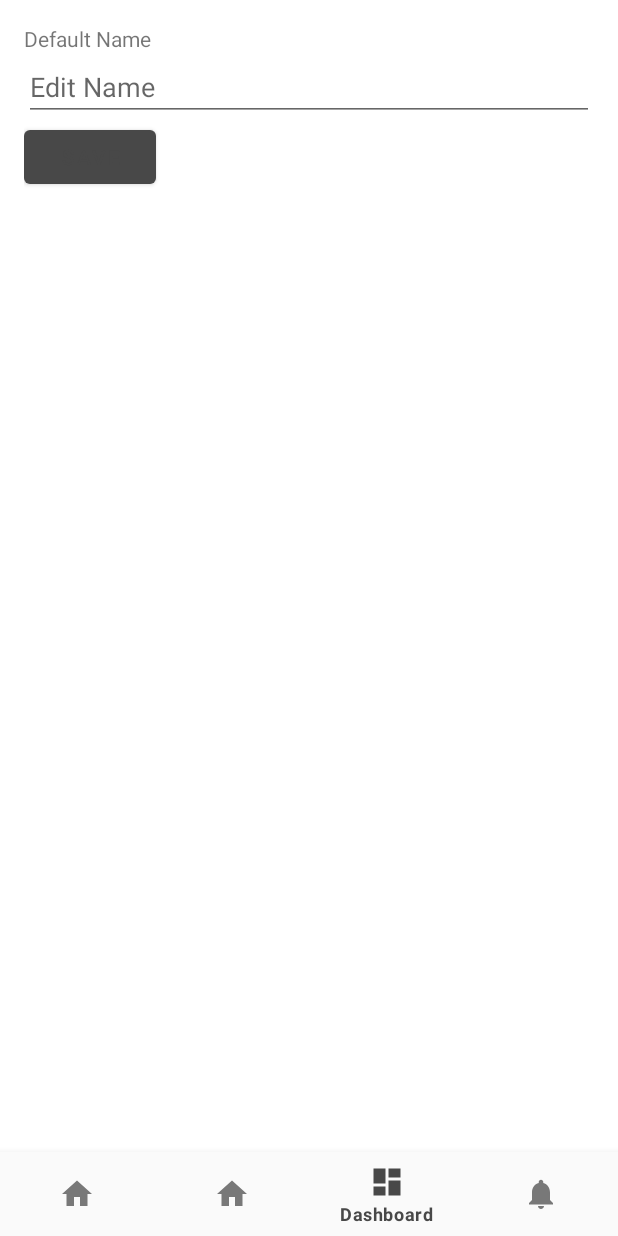
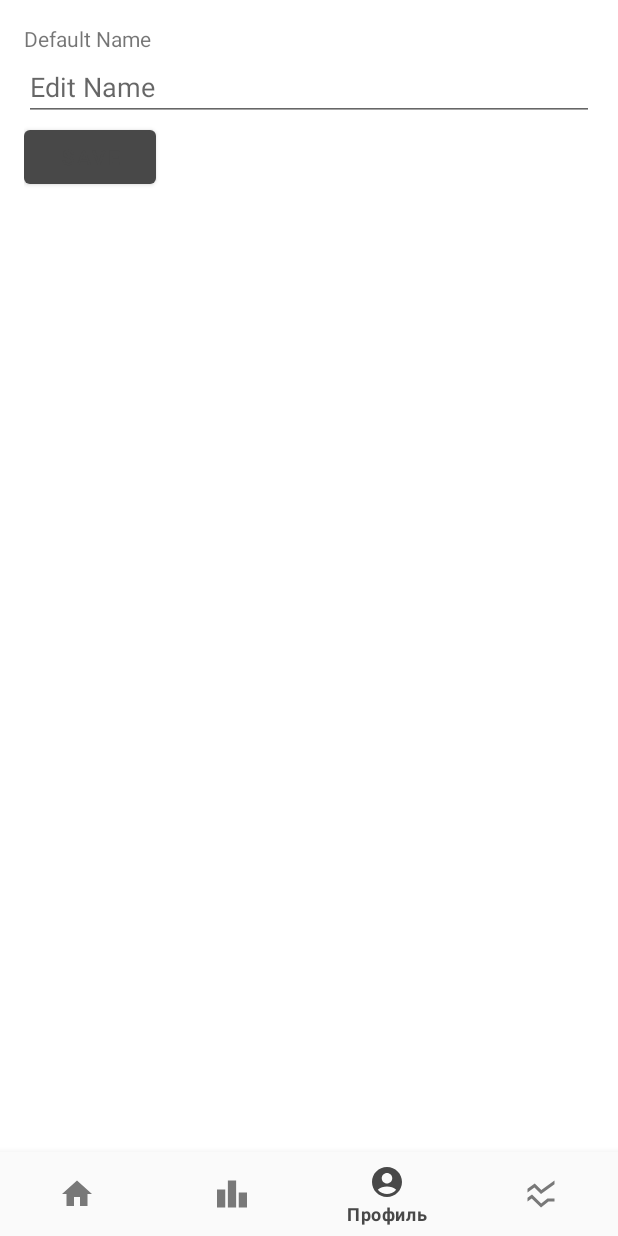
Before and after one commit to 7xz7/sportsman-ai, an Android app: the screen it shows after launch (MainActivity), item 3 of the bottom bar chosen, on a phone screen of 412 x 824 dp. Run offline under Robolectric (Android 15) with nearby library versions, the light colour scheme and no system bars; our stand-ins replace Firebase (no records; nobody signed in at launch, a user with empty details on screens opened directly), data binding, navigation-ui; Roboto replaces fonts that are not available here; 7 statements that could not run were skipped.

```diff
--- a/app/src/main/java/com/mnemocon/sportsman/ai/CountingStopped.kt
+++ b/app/src/main/java/com/mnemocon/sportsman/ai/CountingStopped.kt
@@ -46,8 +46,8 @@ class CountingStopped : Fragment() {
             findNavController().navigateUp()
         }
 
-        binding.pushup.text = pushups.toString()  + " " + getString(R.string.squats_count)
-        binding.squat.text = squats.toString() + " " + getString(R.string.pushups_count)
+        binding.pushup.text = pushups.toString()  + " " + getString(R.string.pushups_count)
+        binding.squat.text = squats.toString() + " " + getString(R.string.squats_count)
         binding.time.text = getTime()
 
         return binding.root
--- /dev/null
+++ b/app/src/main/res/drawable/baseline_account_circle_24.xml
@@ -0,0 +1,5 @@
+<vector android:height="24dp" android:tint="#000000"
+    android:viewportHeight="24" android:viewportWidth="24"
+    android:width="24dp" xmlns:android="http://schemas.android.com/apk/res/android">
+    <path android:fillColor="@android:color/white" android:pathData="M12,2C6.48,2 2,6.48 2,12s4.48,10 10,10s10,-4.48 10,-10S17.52,2 12,2zM12,6c1.93,0 3.5,1.57 3.5,3.5S13.93,13 12,13s-3.5,-1.57 -3.5,-3.5S10.07,6 12,6zM12,20c-2.03,0 -4.43,-0.82 -6.14,-2.88C7.55,15.8 9.68,15 12,15s4.45,0.8 6.14,2.12C16.43,19.18 14.03,20 12,20z"/>
+</vector>
--- /dev/null
+++ b/app/src/main/res/drawable/baseline_leaderboard_24.xml
@@ -0,0 +1,5 @@
+<vector android:height="24dp" android:tint="#000000"
+    android:viewportHeight="24" android:viewportWidth="24"
+    android:width="24dp" xmlns:android="http://schemas.android.com/apk/res/android">
+    <path android:fillColor="@android:color/white" android:pathData="M7.5,21H2V9h5.5V21zM14.75,3h-5.5v18h5.5V3zM22,11h-5.5v10H22V11z"/>
+</vector>
--- /dev/null
+++ b/app/src/main/res/drawable/baseline_ssid_chart_24.xml
@@ -0,0 +1,5 @@
+<vector android:height="24dp" android:tint="#000000"
+    android:viewportHeight="24" android:viewportWidth="24"
+    android:width="24dp" xmlns:android="http://schemas.android.com/apk/res/android">
+    <path android:fillColor="@android:color/white" android:pathData="M21,5.47L12,12L7.62,7.62L3,11V8.52L7.83,5l4.38,4.38L21,3L21,5.47zM21,15h-4.7l-4.17,3.34L6,12.41l-3,2.13L3,17l2.8,-2l6.2,6l5,-4h4V15z"/>
+</vector>
--- a/app/src/main/res/layout/fragment_camera.xml
+++ b/app/src/main/res/layout/fragment_camera.xml
@@ -136,7 +136,7 @@
                     android:layout_weight="1"
                     android:fontFamily="@font/roboto_mono_bold"
                     android:gravity="center"
-                    android:text="PUSHUPS: 0"
+                    android:text="Отжимания: 0"
                     android:textColor="@color/sunflower_white"
                     android:textSize="24sp" />
 
@@ -148,7 +148,7 @@
                     android:layout_weight="1"
                     android:fontFamily="@font/roboto_mono_bold"
                     android:gravity="center"
-                    android:text="SQUATS: 0"
+                    android:text="Приседания: 0"
                     android:textColor="@color/sunflower_white"
                     android:textSize="24sp" />
 
@@ -174,7 +174,7 @@
                 android:layout_gravity="center"
                 android:fontFamily="@font/roboto"
                 android:gravity="center"
-                android:text="Start"
+                android:text="Старт"
                 android:textSize="28sp" />
         </com.mnemocon.sportsman.ai.views.MaskedCardView>
     </FrameLayout>
--- a/app/src/main/res/menu/bottom_nav_menu.xml
+++ b/app/src/main/res/menu/bottom_nav_menu.xml
@@ -6,17 +6,17 @@
         android:title="@string/title_home" />
     <item
         android:id="@+id/navigation_leaderboard"
-        android:icon="@drawable/ic_home_black_24dp"
-        android:title="@string/title_home" />
+        android:icon="@drawable/baseline_leaderboard_24"
+        android:title="@string/title_leaderboard" />
 
     <item
         android:id="@+id/navigation_user_profile"
-        android:icon="@drawable/ic_dashboard_black_24dp"
-        android:title="@string/title_dashboard" />
+        android:icon="@drawable/baseline_account_circle_24"
+        android:title="@string/title_profile" />
 
     <item
         android:id="@+id/navigation_notifications"
-        android:icon="@drawable/ic_notifications_black_24dp"
-        android:title="@string/title_notifications" />
+        android:icon="@drawable/baseline_ssid_chart_24"
+        android:title="@string/title_statistic" />
 
 </menu>
--- a/app/src/main/res/navigation/navigations.xml
+++ b/app/src/main/res/navigation/navigations.xml
@@ -72,12 +72,12 @@
     <fragment
         android:id="@+id/navigation_user_profile"
         android:name="com.mnemocon.sportsman.ai.ui.user_profile.UserProfileFragment"
-        android:label="@string/title_dashboard"
+        android:label="@string/title_profile"
         tools:layout="@layout/fragment_user_profile" />
 
     <fragment
         android:id="@+id/navigation_notifications"
         android:name="com.mnemocon.sportsman.ai.ui.notifications.NotificationsFragment"
-        android:label="@string/title_notifications"
+        android:label="@string/title_statistic"
         tools:layout="@layout/fragment_notifications" />
 </navigation>
--- a/app/src/main/res/values/strings.xml
+++ b/app/src/main/res/values/strings.xml
@@ -6,9 +6,10 @@
     <string name="play">PLAY</string>
     <string name="info">INFO</string>
     <string name="title_activity_main2">MainActivity</string>
-    <string name="title_home">Home</string>
-    <string name="title_dashboard">Dashboard</string>
-    <string name="title_notifications">Notifications</string>
+    <string name="title_home">Главная</string>
+    <string name="title_leaderboard">Лидеры</string>
+    <string name="title_profile">Профиль</string>
+    <string name="title_statistic">Статистика</string>
     <string name="squats_only">Приседания</string>
     <string name="pushups_only">Отжимания</string>
     <string name="pushups_amp_squats"><![CDATA[Отжимания и Приседания]]></string>
```
Also changed, not shown: app/src/main/java/com/mnemocon/sportsman/ai/Camera.kt (+16 -16 lines), app/src/main/res/layout/fragment_leader_board.xml (+10 -7 lines), app/src/main/res/layout/item_leaderboard.xml (+10 -17 lines).
